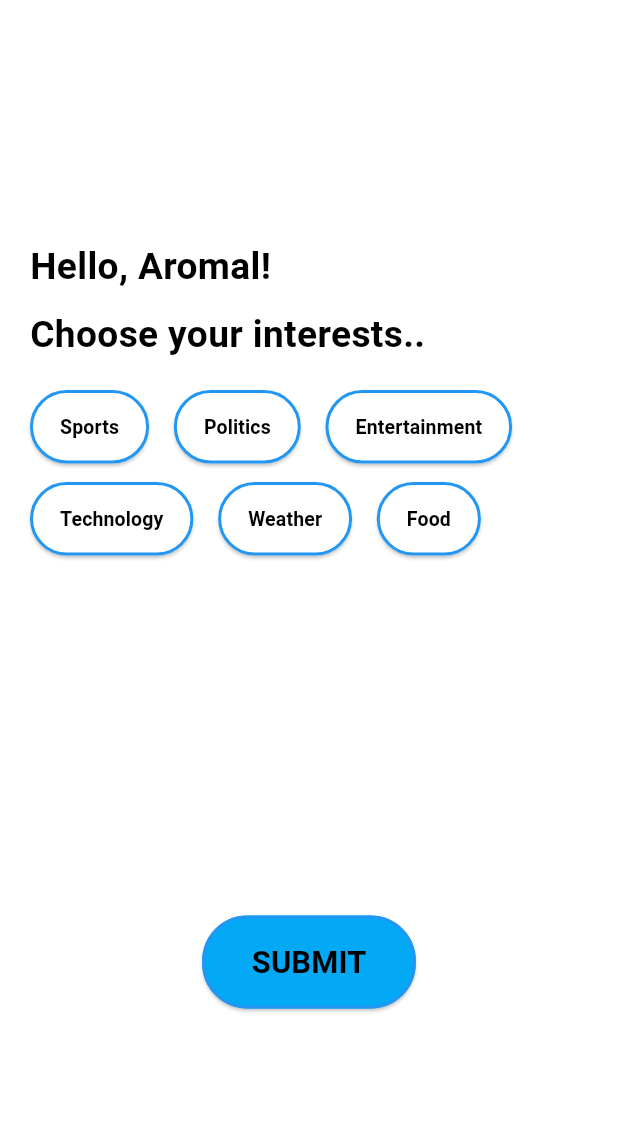
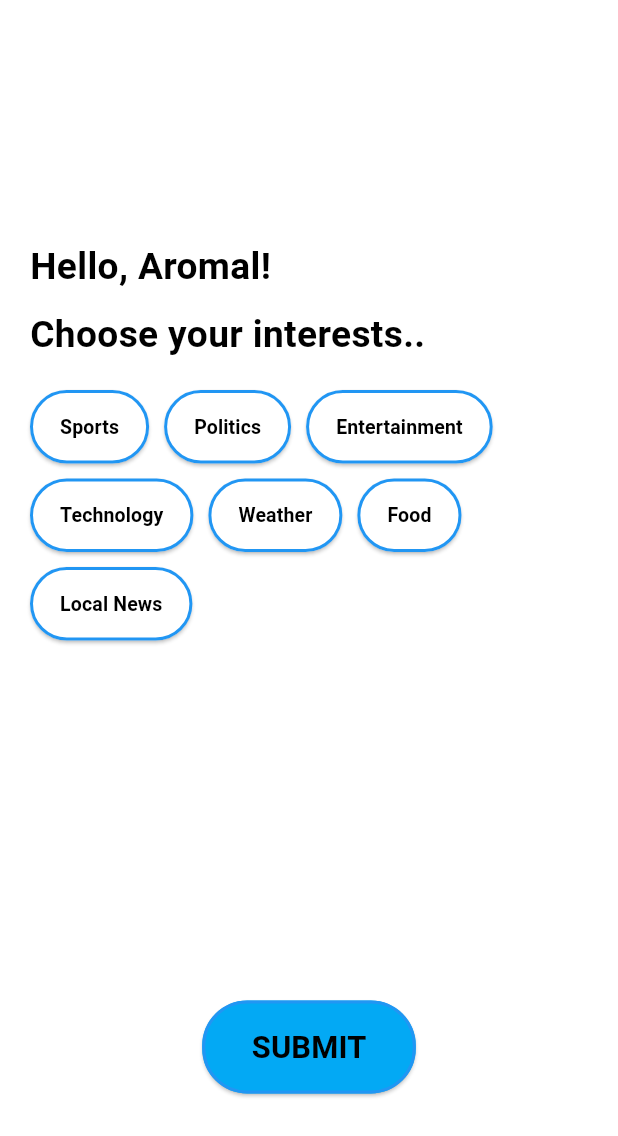
Before and after one commit to AtulRyy/Vartha, a Flutter app: the screen it shows after launch, on a phone screen of 412 x 824 dp. Shown: the top 1136 px of the screen. Run offline on Flutter 3.47's test engine with Material 3 defaults, Android fonts, the phone set to English and light mode, and no system bars.

Commit message:
preference list made

```diff
--- a/draftnewsappmallu/lib/personalizepage.dart
+++ b/draftnewsappmallu/lib/personalizepage.dart
@@ -1,19 +1,16 @@
 import 'package:flutter/material.dart';
 
 class PersonalizePage extends StatefulWidget {
-  const PersonalizePage({super.key});
+  const PersonalizePage({Key? key}) : super(key: key);
 
   @override
   State<PersonalizePage> createState() => _PersonalizePageState();
 }
 
 class _PersonalizePageState extends State<PersonalizePage> {
-  bool isPressed1 = false;
-  bool isPressed2 = false;
-  bool isPressed3 = false;
-  bool isPressed4 = false;
-  bool isPressed5 = false;
-  bool isPressed6 = false;
+  List<String> interests = ['Sports', 'Politics', 'Entertainment', 'Technology', 'Weather', 'Food' , 'Local News'];
+  List<bool> isPressedList = List.filled(7, false);
+  List<String> selectedInterests = [];
 
   @override
   Widget build(BuildContext context) {
@@ -37,7 +34,7 @@ class _PersonalizePageState extends State<PersonalizePage> {
                       "Hello, Aromal!",
                       style: TextStyle(
                         color: Colors.black,
-                        fontSize: screenWidth * 0.06, // Responsive font size
+                        fontSize: screenWidth * 0.06,
                         fontWeight: FontWeight.bold,
                       ),
                     ),
@@ -46,57 +43,44 @@ class _PersonalizePageState extends State<PersonalizePage> {
                       "Choose your interests..",
                       style: TextStyle(
                         color: Colors.black,
-                        fontSize: screenWidth * 0.06, // Responsive font size
+                        fontSize: screenWidth * 0.06,
                         fontWeight: FontWeight.bold,
                       ),
                     ),
                     SizedBox(height: 20),
                     Wrap(
-                      spacing: screenWidth * 0.04, // Responsive spacing
-                      runSpacing: screenWidth * 0.03, // Responsive spacing
-                      alignment: WrapAlignment.start,
-                      children: <Widget>[
-                        buildElevatedButton('Sports', isPressed1, () {
-                          setState(() {
-                            isPressed1 = !isPressed1;
-                          });
-                        }),
-                        buildElevatedButton('Politics', isPressed2, () {
-                          setState(() {
-                            isPressed2 = !isPressed2;
-                          });
-                        }),
-                        buildElevatedButton('Entertainment', isPressed3, () {
-                          setState(() {
-                            isPressed3 = !isPressed3;
-                          });
-                        }),
-                        buildElevatedButton('Technology', isPressed4, () {
-                          setState(() {
-                            isPressed4 = !isPressed4;
-                          });
-                        }),
-                        buildElevatedButton('Weather', isPressed5, () {
-                          setState(() {
-                            isPressed5 = !isPressed5;
-                          });
-                        }),
-                        buildElevatedButton('Food', isPressed6, () {
-                          setState(() {
-                            isPressed6 = !isPressed6;
-                          });
-                        }),
-                      ],
+                      spacing: 10,
+                      runSpacing: 10,
+                      children: List.generate(
+                        interests.length,
+                            (index) => buildElevatedButton(
+                          interests[index],
+                          isPressedList[index],
+                              () {
+                            setState(() {
+                              isPressedList[index] = !isPressedList[index];
+                              if (isPressedList[index]) {
+                                selectedInterests.add(interests[index]);
+                              } else {
+                                selectedInterests.remove(interests[index]);
+                              }
+                            });
+                          },
+                        ),
+                      ),
                     ),
                     SizedBox(height: 240),
                     Center(
                       child: ElevatedButton(
-                        onPressed: () {},
+                        onPressed: () {
+                          // Use the selectedInterests list for your backend operations
+                          print(selectedInterests);
+                        },
                         child: Text(
                           'SUBMIT',
                           style: TextStyle(
                             color: Colors.black,
-                            fontSize: screenWidth * 0.05, // Responsive font size
+                            fontSize: screenWidth * 0.05,
                             fontWeight: FontWeight.bold,
                           ),
                         ),
@@ -105,8 +89,9 @@ class _PersonalizePageState extends State<PersonalizePage> {
                             borderRadius: BorderRadius.circular(30.0),
                           ),
                           padding: EdgeInsets.symmetric(
-                              horizontal: screenWidth * 0.08,
-                              vertical: screenWidth * 0.04),
+                            horizontal: screenWidth * 0.08,
+                            vertical: screenWidth * 0.04,
+                          ),
                           side: BorderSide(color: Colors.blue, width: 2),
                           primary: Colors.lightBlue,
                         ),
@@ -122,7 +107,8 @@ class _PersonalizePageState extends State<PersonalizePage> {
     );
   }
 
-  Widget buildElevatedButton(String text, bool isPressed, VoidCallback onPressed) {
+  Widget buildElevatedButton(
+      String text, bool isPressed, VoidCallback onPressed) {
     return ElevatedButton(
       onPressed: onPressed,
       child: Text(
```
Also changed, not shown: draftnewsappmallu/pubspec.yaml (+4 -62 lines).
